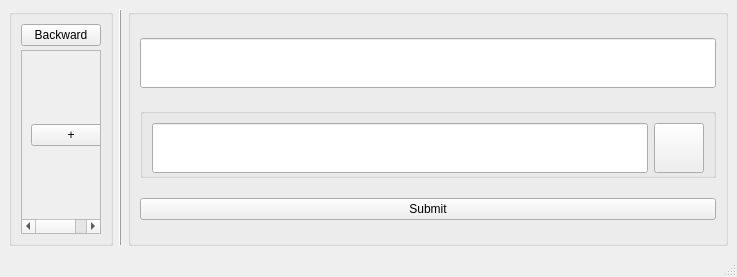
Old version of the form listset.ui in the repository 454270186/XJCO2811_UserInterface.
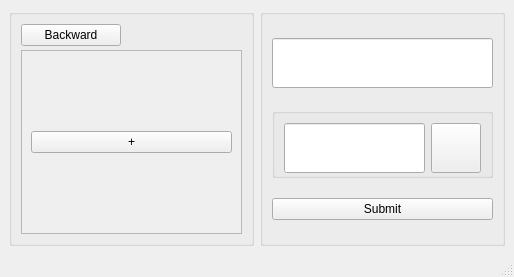
New version of the form.

Commit message: style：优化了俩个ui界面的布局占比

What changed in the file:
```diff
--- a/listset.ui
+++ b/listset.ui
@@ -6,7 +6,7 @@
    <rect>
     <x>0</x>
     <y>0</y>
-    <width>466</width>
+    <width>514</width>
     <height>277</height>
    </rect>
   </property>
@@ -41,8 +41,8 @@
    <property name="layoutDirection">
     <enum>Qt::LeftToRight</enum>
    </property>
-   <layout class="QHBoxLayout" name="horizontalLayout_2">
-    <item>
+   <layout class="QGridLayout" name="gridLayout">
+    <item row="0" column="0">
      <widget class="QGroupBox" name="groupBoxleft">
       <property name="minimumSize">
        <size>
@@ -95,8 +95,8 @@
            <rect>
             <x>0</x>
             <y>0</y>
-            <width>92</width>
-            <height>188</height>
+            <width>229</width>
+            <height>198</height>
            </rect>
           </property>
           <layout class="QVBoxLayout" name="verticalLayout_6">
@@ -120,27 +120,11 @@
       </layout>
      </widget>
     </item>
-    <item>
-     <widget class="QFrame" name="midline">
-      <property name="maximumSize">
-       <size>
-        <width>16777215</width>
-        <height>16777215</height>
-       </size>
-      </property>
-      <property name="frameShape">
-       <enum>QFrame::VLine</enum>
-      </property>
-      <property name="frameShadow">
-       <enum>QFrame::Raised</enum>
-      </property>
-     </widget>
-    </item>
-    <item>
+    <item row="0" column="1">
      <widget class="QGroupBox" name="groupBoxright">
       <property name="minimumSize">
        <size>
-        <width>600</width>
+        <width>0</width>
         <height>0</height>
        </size>
       </property>
@@ -184,6 +168,11 @@
            <height>70</height>
           </size>
          </property>
+         <property name="styleSheet">
+          <string notr="true">
+
+</string>
+         </property>
          <property name="title">
           <string/>
          </property>
```
Left out of the diff: 2 changed lines with no effect on the pictures. The commit also changes 5 other files.
